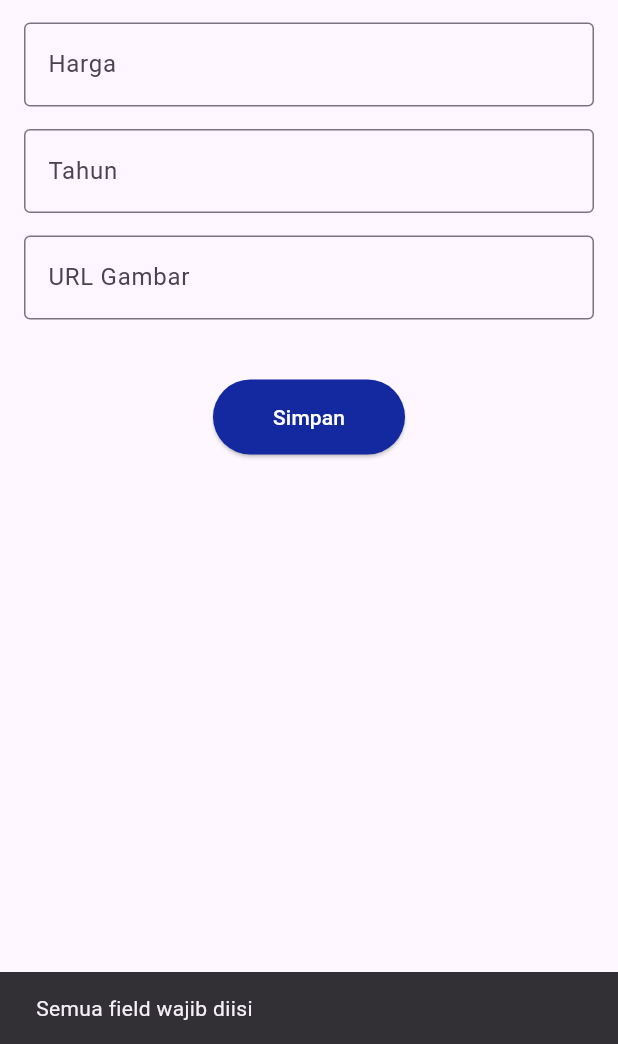
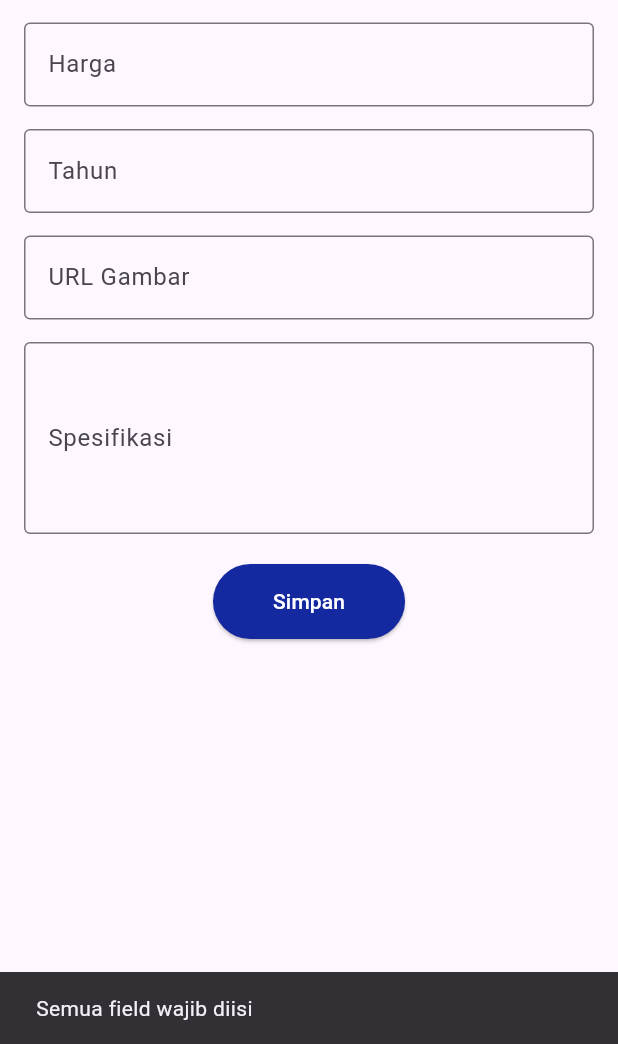
Before and after one commit to Franzwurstt/minpro1pab, a Flutter app: the FormPage screen opened directly, after a tap on "Simpan", on a phone screen of 412 x 824 dp, the part 192-1236 px from its top. Run offline on Flutter 3.47's test engine with Material 3 defaults, Android fonts, the phone set to English and light mode, and no system bars; network calls fail; key blocks and very long unbroken strings in the code were emptied for the run.

Commit message:
Update form_page.dart

```diff
--- a/lib/pages/form_page.dart
+++ b/lib/pages/form_page.dart
@@ -15,6 +15,7 @@ class _FormPageState extends State<FormPage> {
   final hargaController = TextEditingController();
   final tahunController = TextEditingController();
   final gambarController = TextEditingController();
+  final spesifikasiController = TextEditingController();
 
   @override
   void initState() {
@@ -24,14 +25,26 @@ class _FormPageState extends State<FormPage> {
       hargaController.text = widget.katalog!.harga;
       tahunController.text = widget.katalog!.tahun;
       gambarController.text = widget.katalog!.gambar;
+      spesifikasiController.text = widget.katalog!.spesifikasi;
     }
+  }
+
+  @override
+  void dispose() {
+    namaController.dispose();
+    hargaController.dispose();
+    tahunController.dispose();
+    gambarController.dispose();
+    spesifikasiController.dispose();
+    super.dispose();
   }
 
   void saveData() {
     if (namaController.text.isEmpty ||
         hargaController.text.isEmpty ||
         tahunController.text.isEmpty ||
-        gambarController.text.isEmpty) {
+        gambarController.text.isEmpty ||
+        spesifikasiController.text.isEmpty) {
       ScaffoldMessenger.of(context).showSnackBar(
         const SnackBar(content: Text('Semua field wajib diisi')),
       );
@@ -43,6 +56,7 @@ class _FormPageState extends State<FormPage> {
       harga: hargaController.text,
       tahun: tahunController.text,
       gambar: gambarController.text,
+      spesifikasi: spesifikasiController.text,
     );
 
     Navigator.pop(context, katalog);
@@ -102,7 +116,16 @@ class _FormPageState extends State<FormPage> {
                 border: OutlineInputBorder(),
               ),
             ),
-            const SizedBox(height: 20),
+            const SizedBox(height: 15),
+            TextField(
+              controller: spesifikasiController,
+              keyboardType: TextInputType.multiline,
+              maxLines: 4,
+              decoration: const InputDecoration(
+                labelText: 'Spesifikasi',
+                border: OutlineInputBorder(),
+              ),
+            ),
             const SizedBox(height: 20),
             ElevatedButton(
               onPressed: saveData,
```
